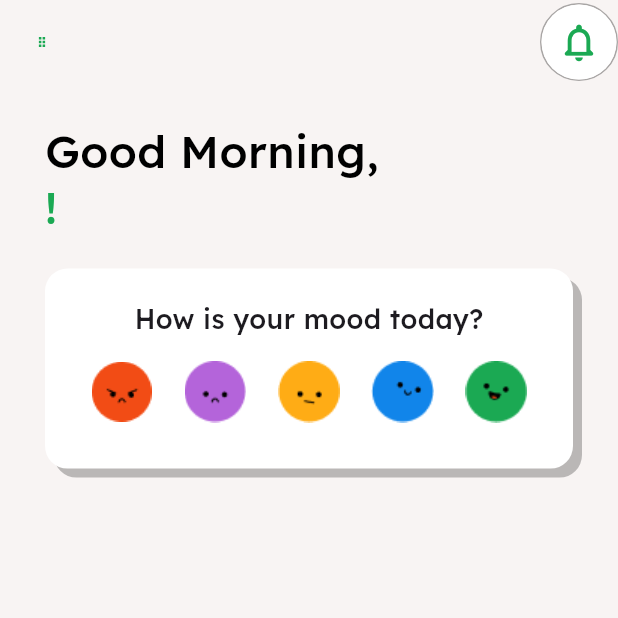
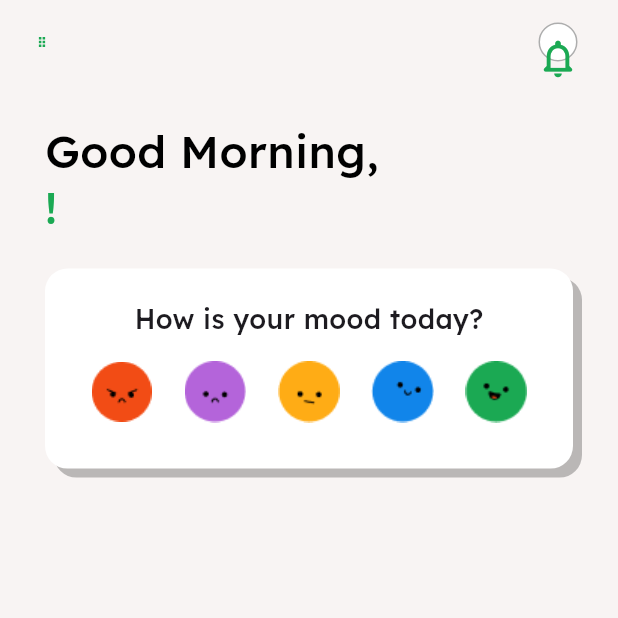
Before and after one commit to Antara-Paul04/MindSpace-Mobile, a Flutter app: the HomeScreen screen opened directly with empty values, on a phone screen of 412 x 824 dp, the top half of it. Run offline on Flutter 3.47's test engine with Material 3 defaults, Android fonts, the phone set to English and light mode, and no system bars; our stand-ins replace cloud_firestore, firebase_auth, firebase_core, google_fonts, icons_plus; accounts and stored records are empty.

```diff
--- a/lib/screens/home.dart
+++ b/lib/screens/home.dart
@@ -31,14 +31,15 @@ class HomeScreen extends StatelessWidget {
         }),
         actions: [
           const Spacer(),
-          Container(
+          Padding(
+            padding: const EdgeInsets.all(15),
+            child: Container(
                 decoration: BoxDecoration(
+                  color: Colors.white,
                   shape: BoxShape.circle,
                   border: Border.all(color: strokeColour, width: 1)
                 ),
-              child: CircleAvatar(
-                backgroundColor: Colors.white,
-                radius: 25,
+                child: Center(
                   child: IconButton(
                         onPressed: () {},
                         icon: const Icon(
@@ -46,6 +47,7 @@ class HomeScreen extends StatelessWidget {
                           color: primaryColour,
                           size: 30,
                         )),
+                ),
                 ),
           ),
         ],
```
Also changed, not shown: lib/resources/auth.dart (+7 -5 lines), lib/widgets/main_drawer.dart (+30 -1 lines). Lines whose indentation alone changed are shown as unchanged.
